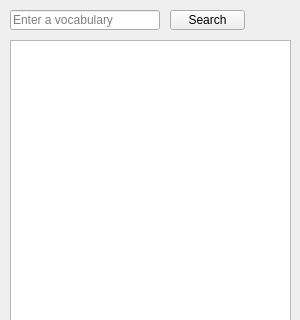
Above: ui/view.ui from pystander/Word-Sea before the change; both pictures show x 0 to 300 and y 0 to 320 of the 300 by 600 pixel window. Below: the same form after it.
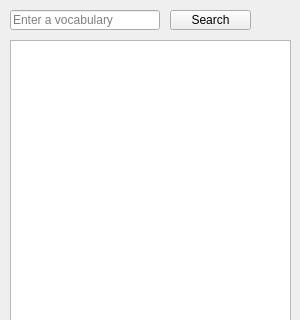
That is the form after the change.

What changed in the file:
```diff
--- a/ui/view.ui
+++ b/ui/view.ui
@@ -48,7 +48,7 @@
      <rect>
       <x>170</x>
       <y>10</y>
-      <width>75</width>
+      <width>81</width>
       <height>20</height>
      </rect>
     </property>
```
